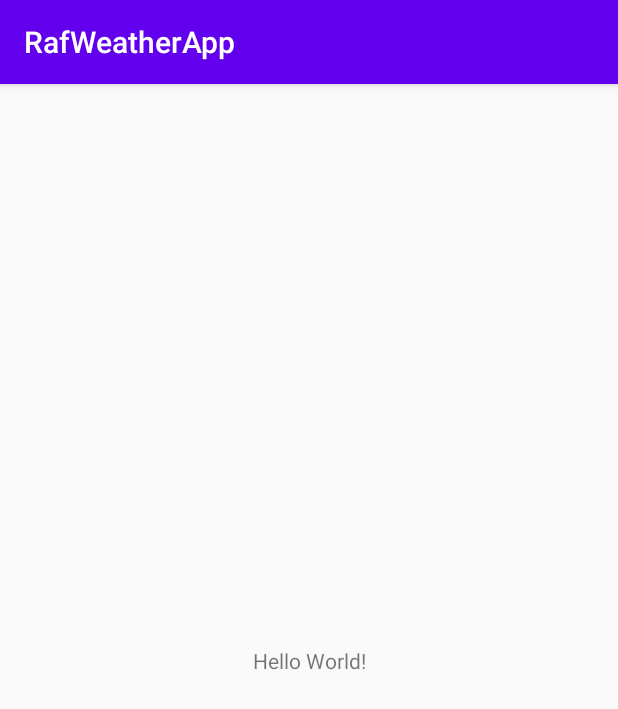
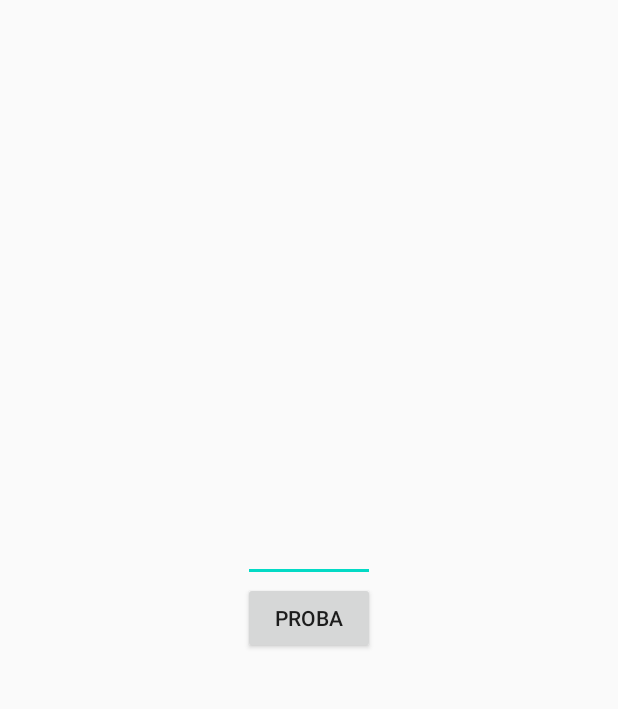
Before and after one commit to rdimitrijevic/RafWeatherApp, an Android app: the screen it shows after launch (MainActivity), on a phone screen of 412 x 824 dp. Shown: the top 709 px of the screen. Run offline under Robolectric (Android 15) with nearby library versions, the phone set to English and light mode, and no system bars; our stand-ins replace Room's generated code, Timber; libraries missing offline, so code that uses them is left out: com.facebook.stetho; 9 statements that could not run were skipped.

Commit message:
Add repository implementation. Refine remote data source implementation. Add local data source implementation. Connect the main view model with MainActivity

```diff
--- a/app/build.gradle
+++ b/app/build.gradle
@@ -23,8 +23,11 @@ android {
             proguardFiles getDefaultProguardFile('proguard-android-optimize.txt'), 'proguard-rules.pro'
         }
     }
+    compileOptions {
+        sourceCompatibility JavaVersion.VERSION_1_8
+        targetCompatibility JavaVersion.VERSION_1_8
+    }
 }
-
 dependencies {
     implementation fileTree(dir: "libs", include: ["*.jar"])
     implementation "org.jetbrains.kotlin:kotlin-stdlib:$kotlin_version"
@@ -106,4 +109,5 @@ dependencies {
     implementation 'com.facebook.stetho:stetho-okhttp3:1.5.1'
     implementation 'com.facebook.stetho:stetho-okhttp:1.5.1'
     implementation 'com.facebook.stetho:stetho-urlconnection:1.5.1'
+
 }
--- a/app/src/main/java/rs/raf/ispit_jul_2020/radoslav_dimitrijevic_rn107_18/rafweatherapp/application/RafWeatherApp.kt
+++ b/app/src/main/java/rs/raf/ispit_jul_2020/radoslav_dimitrijevic_rn107_18/rafweatherapp/application/RafWeatherApp.kt
@@ -9,19 +9,28 @@ import org.koin.androidx.fragment.koin.fragmentFactory
 import org.koin.core.context.startKoin
 import org.koin.core.logger.Level
 import rs.raf.ispit_jul_2020.radoslav_dimitrijevic_rn107_18.rafweatherapp.modules.coreModule
+import rs.raf.ispit_jul_2020.radoslav_dimitrijevic_rn107_18.rafweatherapp.modules.forecastModule
 import timber.log.Timber
 
 class RafWeatherApp : Application() {
 
-    fun init() {
+    override fun onCreate() {
+        super.onCreate()
+
+        init()
+        initKoin()
+    }
+
+    private fun init() {
         Timber.plant(Timber.DebugTree())
         Stetho.initializeWithDefaults(this)
     }
 
-    fun initKoin() {
+    private fun initKoin() {
 
         val modules = listOf(
-            coreModule
+            coreModule,
+            forecastModule
         )
 
         startKoin {
--- a/app/src/main/java/rs/raf/ispit_jul_2020/radoslav_dimitrijevic_rn107_18/rafweatherapp/data/datasources/remote/WeatherService.kt
+++ b/app/src/main/java/rs/raf/ispit_jul_2020/radoslav_dimitrijevic_rn107_18/rafweatherapp/data/datasources/remote/WeatherService.kt
@@ -8,7 +8,7 @@ import rs.raf.ispit_jul_2020.radoslav_dimitrijevic_rn107_18.rafweatherapp.data.m
 
 interface WeatherService {
 
-    @GET("v1/forecast.json")
+    @GET("forecast.json")
     fun getAll(
         @Query("q") city: String,
         @Query("days") days: Int = 10
--- a/app/src/main/java/rs/raf/ispit_jul_2020/radoslav_dimitrijevic_rn107_18/rafweatherapp/data/repositories/ForecastRepository.kt
+++ b/app/src/main/java/rs/raf/ispit_jul_2020/radoslav_dimitrijevic_rn107_18/rafweatherapp/data/repositories/ForecastRepository.kt
@@ -1,12 +1,13 @@
 package rs.raf.ispit_jul_2020.radoslav_dimitrijevic_rn107_18.rafweatherapp.data.repositories
 
 import io.reactivex.Observable
+import io.reactivex.Single
 import rs.raf.ispit_jul_2020.radoslav_dimitrijevic_rn107_18.rafweatherapp.data.models.Resource
 import rs.raf.ispit_jul_2020.radoslav_dimitrijevic_rn107_18.rafweatherapp.data.models.ui.Forecast
 
 interface ForecastRepository {
 
-    fun fetch(city: String, days: Int): Observable<Resource<Unit>>
-    fun getForecastsForCity(city: String, days: Int): Observable<Resource<List<Forecast>>>
-
+    fun fetchForecasts(city: String, days: Int): Observable<Resource<Unit>>
+    fun getByCityForDays(city: String, days: Int): Observable<Resource<List<Forecast>>>
+    fun getById(id: Long): Single<Resource<Forecast>>
 }
--- /dev/null
+++ b/app/src/main/java/rs/raf/ispit_jul_2020/radoslav_dimitrijevic_rn107_18/rafweatherapp/modules/forecast_module.kt
@@ -0,0 +1,26 @@
+package rs.raf.ispit_jul_2020.radoslav_dimitrijevic_rn107_18.rafweatherapp.modules
+
+import org.koin.androidx.viewmodel.dsl.viewModel
+import org.koin.dsl.module
+import rs.raf.ispit_jul_2020.radoslav_dimitrijevic_rn107_18.rafweatherapp.data.datasources.local.Database
+import rs.raf.ispit_jul_2020.radoslav_dimitrijevic_rn107_18.rafweatherapp.data.datasources.local.ForecastDao
+import rs.raf.ispit_jul_2020.radoslav_dimitrijevic_rn107_18.rafweatherapp.data.datasources.remote.WeatherService
+import rs.raf.ispit_jul_2020.radoslav_dimitrijevic_rn107_18.rafweatherapp.data.repositories.ForecastRepository
+import rs.raf.ispit_jul_2020.radoslav_dimitrijevic_rn107_18.rafweatherapp.data.repositories.ForecastRepositoryImpl
+import rs.raf.ispit_jul_2020.radoslav_dimitrijevic_rn107_18.rafweatherapp.presentation.viewmodel.ForecastViewModel
+
+val forecastModule = module {
+
+    viewModel { ForecastViewModel(repository = get()) }
+
+    single<WeatherService> { create(retrofit = get()) }
+
+    single<ForecastDao> { get<Database>().getForecastDao() }
+
+    single<ForecastRepository> {
+        ForecastRepositoryImpl(
+            remoteDataSource = get(),
+            localDataSource = get()
+        )
+    }
+}
--- a/app/src/main/java/rs/raf/ispit_jul_2020/radoslav_dimitrijevic_rn107_18/rafweatherapp/presentation/contract/ForecastContract.kt
+++ b/app/src/main/java/rs/raf/ispit_jul_2020/radoslav_dimitrijevic_rn107_18/rafweatherapp/presentation/contract/ForecastContract.kt
@@ -8,6 +8,9 @@ interface ForecastContract {
 
         val state: LiveData<ForecastState>
 
+        fun fetchByCityForDays(city: String, days: Int)
+        fun getByCityForDays(city: String, days: Int)
+        fun getById(cityId: Long)
 
     }
 
--- a/app/src/main/java/rs/raf/ispit_jul_2020/radoslav_dimitrijevic_rn107_18/rafweatherapp/presentation/view/activity/DetailsActivity.kt
+++ /dev/null
@@ -1,6 +0,0 @@
-package rs.raf.ispit_jul_2020.radoslav_dimitrijevic_rn107_18.rafweatherapp.presentation.view.activity
-
-import androidx.appcompat.app.AppCompatActivity
-import rs.raf.ispit_jul_2020.radoslav_dimitrijevic_rn107_18.rafweatherapp.R
-
-class DetailsActivity : AppCompatActivity(R.layout.activity_details)
--- a/app/src/main/java/rs/raf/ispit_jul_2020/radoslav_dimitrijevic_rn107_18/rafweatherapp/presentation/view/activity/MainActivity.kt
+++ b/app/src/main/java/rs/raf/ispit_jul_2020/radoslav_dimitrijevic_rn107_18/rafweatherapp/presentation/view/activity/MainActivity.kt
@@ -1,6 +1,60 @@
 package rs.raf.ispit_jul_2020.radoslav_dimitrijevic_rn107_18.rafweatherapp.presentation.view.activity
 
+import android.os.Bundle
+import android.widget.Toast
 import androidx.appcompat.app.AppCompatActivity
+import androidx.lifecycle.Observer
+import kotlinx.android.synthetic.main.activity_main.*
+import org.koin.androidx.viewmodel.ext.android.viewModel
 import rs.raf.ispit_jul_2020.radoslav_dimitrijevic_rn107_18.rafweatherapp.R
+import rs.raf.ispit_jul_2020.radoslav_dimitrijevic_rn107_18.rafweatherapp.presentation.contract.ForecastContract
+import rs.raf.ispit_jul_2020.radoslav_dimitrijevic_rn107_18.rafweatherapp.presentation.contract.ForecastState
+import rs.raf.ispit_jul_2020.radoslav_dimitrijevic_rn107_18.rafweatherapp.presentation.viewmodel.ForecastViewModel
+import timber.log.Timber
 
-class MainActivity : AppCompatActivity(R.layout.activity_main)
+class MainActivity : AppCompatActivity(R.layout.activity_main) {
+
+    private val mainViewModel: ForecastContract.ViewModel by viewModel<ForecastViewModel>()
+
+    override fun onCreate(savedInstanceState: Bundle?) {
+        super.onCreate(savedInstanceState)
+        supportActionBar?.hide()
+
+        mainViewModel.state.observe(this, Observer {
+            renderState(it)
+        })
+
+        initObservers()
+    }
+
+
+    private fun initObservers() {
+        proba_btn.setOnClickListener {
+            mainViewModel.fetchByCityForDays(proba_txt.text.toString(), 5)
+        }
+    }
+
+    private fun renderState(state: ForecastState) {
+        when (state) {
+            is ForecastState.ForecastFetched -> {
+                //Toast.makeText(this, "Fetched", Toast.LENGTH_SHORT).show()
+                mainViewModel.getByCityForDays("Paris", 5)
+            }
+            is ForecastState.Success -> {
+                Toast.makeText(this, "Success", Toast.LENGTH_SHORT).show()
+
+                Timber.e(state.data.toString())
+            }
+            is ForecastState.Error -> {
+                Timber.e("Subjects error")
+//                showLoadingState(false)
+                Toast.makeText(this, state.message, Toast.LENGTH_SHORT).show()
+            }
+            is ForecastState.Loading -> {
+                Timber.e("Forecasts loading")
+//                showLoadingState(true)
+            }
+        }
+    }
+
+}
--- /dev/null
+++ b/app/src/main/java/rs/raf/ispit_jul_2020/radoslav_dimitrijevic_rn107_18/rafweatherapp/presentation/view/activity/SplashActivity.kt
@@ -0,0 +1,14 @@
+package rs.raf.ispit_jul_2020.radoslav_dimitrijevic_rn107_18.rafweatherapp.presentation.view.activity
+
+import android.content.Intent
+import android.os.Bundle
+import androidx.appcompat.app.AppCompatActivity
+import rs.raf.ispit_jul_2020.radoslav_dimitrijevic_rn107_18.rafweatherapp.R
+
+class SplashActivity : AppCompatActivity(R.layout.activity_splash) {
+    override fun onCreate(savedInstanceState: Bundle?) {
+        super.onCreate(savedInstanceState)
+        startActivity(Intent(this, MainActivity::class.java))
+        finish()
+    }
+}
--- a/app/src/main/res/layout/activity_main.xml
+++ b/app/src/main/res/layout/activity_main.xml
@@ -6,13 +6,22 @@
     android:layout_height="match_parent"
     tools:context=".presentation.view.activity.MainActivity">
 
-    <TextView
-        android:layout_width="wrap_content"
-        android:layout_height="wrap_content"
-        android:text="Hello World!"
-        app:layout_constraintBottom_toBottomOf="parent"
-        app:layout_constraintLeft_toLeftOf="parent"
-        app:layout_constraintRight_toRightOf="parent"
-        app:layout_constraintTop_toTopOf="parent" />
+   <EditText
+       android:layout_width="0dp"
+       android:layout_height="65dp"
+       app:layout_constraintStart_toStartOf="@id/proba_btn"
+       app:layout_constraintEnd_toEndOf="@id/proba_btn"
+       app:layout_constraintBottom_toTopOf="@id/proba_btn"
+       android:id="@+id/proba_txt" />
+
+   <Button
+       android:id="@+id/proba_btn"
+       android:text="proba"
+       android:layout_height="wrap_content"
+       android:layout_width="wrap_content"
+       app:layout_constraintStart_toStartOf="parent"
+       app:layout_constraintEnd_toEndOf="parent"
+       app:layout_constraintTop_toTopOf="parent"
+       app:layout_constraintBottom_toBottomOf="parent" />
 
 </androidx.constraintlayout.widget.ConstraintLayout>
--- a/app/src/main/res/layout/activity_details.xml
+++ b/app/src/main/res/layout/activity_splash.xml
@@ -3,6 +3,6 @@
     xmlns:tools="http://schemas.android.com/tools"
     android:layout_width="match_parent"
     android:layout_height="match_parent"
-    tools:context=".presentation.view.activity.DetailsActivity">
+    tools:context=".presentation.view.activity.SplashActivity">
 
 </androidx.constraintlayout.widget.ConstraintLayout>
```
Also changed, not shown: app/src/main/AndroidManifest.xml (+6 -2 lines), app/src/main/java/rs/raf/ispit_jul_2020/radoslav_dimitrijevic_rn107_18/rafweatherapp/data/datasources/local/Database.kt (added, +18 -0 lines), app/src/main/java/rs/raf/ispit_jul_2020/radoslav_dimitrijevic_rn107_18/rafweatherapp/data/datasources/local/ForecastDao.kt (added, +29 -0 lines), app/src/main/java/rs/raf/ispit_jul_2020/radoslav_dimitrijevic_rn107_18/rafweatherapp/data/models/room/ForecastEntity.kt (added, +32 -0 lines), app/src/main/java/rs/raf/ispit_jul_2020/radoslav_dimitrijevic_rn107_18/rafweatherapp/data/repositories/ForecastRepositoryImpl.kt (added, +90 -0 lines), app/src/main/java/rs/raf/ispit_jul_2020/radoslav_dimitrijevic_rn107_18/rafweatherapp/modules/core_module.kt (+14 -1 lines), app/src/main/java/rs/raf/ispit_jul_2020/radoslav_dimitrijevic_rn107_18/rafweatherapp/presentation/viewmodel/ForecastViewModel.kt (added, +90 -0 lines).
